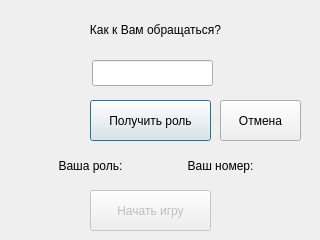
Before: the Qt Designer form login.ui in CyberDeliss/learning-game_sports_mafia, drawn with Qt 5.
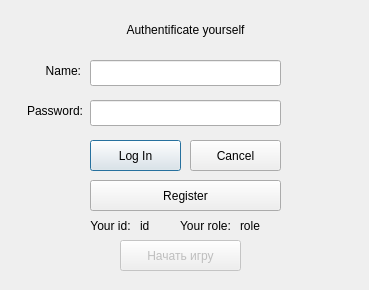
After: the same form once the commit is applied.

Patch:
```diff
--- a/login.ui
+++ b/login.ui
@@ -6,8 +6,8 @@
    <rect>
     <x>0</x>
     <y>0</y>
-    <width>320</width>
-    <height>240</height>
+    <width>369</width>
+    <height>290</height>
    </rect>
   </property>
   <property name="windowTitle">
@@ -17,13 +17,13 @@
    <property name="geometry">
     <rect>
      <x>90</x>
-     <y>100</y>
-     <width>121</width>
-     <height>41</height>
+     <y>140</y>
+     <width>91</width>
+     <height>31</height>
     </rect>
    </property>
    <property name="text">
-    <string>Получить роль</string>
+    <string>Log In</string>
    </property>
   </widget>
   <widget class="QLineEdit" name="lineEditName">
@@ -32,9 +32,9 @@
    </property>
    <property name="geometry">
     <rect>
-     <x>92</x>
+     <x>90</x>
      <y>60</y>
-     <width>121</width>
+     <width>191</width>
      <height>26</height>
     </rect>
    </property>
@@ -51,32 +51,16 @@
     <bool>false</bool>
    </property>
   </widget>
-  <widget class="QLabel" name="label">
-   <property name="geometry">
-    <rect>
-     <x>60</x>
-     <y>9</y>
-     <width>191</width>
-     <height>41</height>
-    </rect>
-   </property>
-   <property name="text">
-    <string>Как к Вам обращаться?</string>
-   </property>
-   <property name="alignment">
-    <set>Qt::AlignCenter</set>
-   </property>
-  </widget>
   <widget class="QPushButton" name="buttonStart">
    <property name="enabled">
     <bool>false</bool>
    </property>
    <property name="geometry">
     <rect>
-     <x>90</x>
-     <y>190</y>
+     <x>120</x>
+     <y>240</y>
      <width>121</width>
-     <height>41</height>
+     <height>31</height>
     </rect>
    </property>
    <property name="text">
@@ -86,30 +70,30 @@
   <widget class="QLabel" name="label_role">
    <property name="geometry">
     <rect>
-     <x>30</x>
-     <y>150</y>
+     <x>240</x>
+     <y>210</y>
      <width>121</width>
      <height>31</height>
     </rect>
    </property>
    <property name="text">
-    <string>Ваша роль:</string>
+    <string>role</string>
    </property>
    <property name="alignment">
-    <set>Qt::AlignCenter</set>
+    <set>Qt::AlignLeading|Qt::AlignLeft|Qt::AlignVCenter</set>
    </property>
   </widget>
   <widget class="QPushButton" name="buttonGetRoleCancel">
    <property name="geometry">
     <rect>
-     <x>220</x>
-     <y>100</y>
-     <width>81</width>
-     <height>41</height>
+     <x>190</x>
+     <y>140</y>
+     <width>91</width>
+     <height>31</height>
     </rect>
    </property>
    <property name="text">
-    <string>Отмена</string>
+    <string>Cancel</string>
    </property>
   </widget>
   <widget class="QLabel" name="label_3">
@@ -118,8 +102,8 @@
    </property>
    <property name="geometry">
     <rect>
-     <x>230</x>
-     <y>60</y>
+     <x>20</x>
+     <y>140</y>
      <width>71</width>
      <height>31</height>
     </rect>
@@ -131,19 +115,122 @@
   <widget class="QLabel" name="label_id">
    <property name="geometry">
     <rect>
-     <x>160</x>
-     <y>150</y>
-     <width>121</width>
+     <x>140</x>
+     <y>210</y>
+     <width>31</width>
      <height>31</height>
     </rect>
    </property>
    <property name="text">
-    <string>Ваш номер:</string>
+    <string>id</string>
    </property>
    <property name="alignment">
+    <set>Qt::AlignLeading|Qt::AlignLeft|Qt::AlignVCenter</set>
+   </property>
+  </widget>
+  <widget class="QLabel" name="label_2">
+   <property name="geometry">
+    <rect>
+     <x>20</x>
+     <y>60</y>
+     <width>61</width>
+     <height>21</height>
+    </rect>
+   </property>
+   <property name="text">
+    <string>Name:</string>
+   </property>
+   <property name="alignment">
+    <set>Qt::AlignRight|Qt::AlignTrailing|Qt::AlignVCenter</set>
+   </property>
+  </widget>
+  <widget class="QLabel" name="label_4">
+   <property name="geometry">
+    <rect>
+     <x>20</x>
+     <y>100</y>
+     <width>63</width>
+     <height>21</height>
+    </rect>
+   </property>
+   <property name="text">
+    <string>Password:</string>
+   </property>
+   <property name="alignment">
+    <set>Qt::AlignRight|Qt::AlignTrailing|Qt::AlignVCenter</set>
+   </property>
+  </widget>
+  <widget class="QLineEdit" name="lineEditPassword">
+   <property name="geometry">
+    <rect>
+     <x>90</x>
+     <y>100</y>
+     <width>191</width>
+     <height>26</height>
+    </rect>
+   </property>
+  </widget>
+  <widget class="QLabel" name="label_id_2">
+   <property name="geometry">
+    <rect>
+     <x>80</x>
+     <y>210</y>
+     <width>61</width>
+     <height>31</height>
+    </rect>
+   </property>
+   <property name="text">
+    <string>Your id:</string>
+   </property>
+   <property name="alignment">
     <set>Qt::AlignCenter</set>
    </property>
   </widget>
+  <widget class="QLabel" name="label_role_2">
+   <property name="geometry">
+    <rect>
+     <x>170</x>
+     <y>210</y>
+     <width>71</width>
+     <height>31</height>
+    </rect>
+   </property>
+   <property name="text">
+    <string>Your role:</string>
+   </property>
+   <property name="alignment">
+    <set>Qt::AlignCenter</set>
+   </property>
+  </widget>
+  <widget class="QLabel" name="label">
+   <property name="geometry">
+    <rect>
+     <x>90</x>
+     <y>20</y>
+     <width>191</width>
+     <height>20</height>
+    </rect>
+   </property>
+   <property name="text">
+    <string>Authentificate yourself</string>
+   </property>
+   <property name="alignment">
+    <set>Qt::AlignCenter</set>
+   </property>
+  </widget>
+  <widget class="QPushButton" name="buttonRegister">
+   <property name="geometry">
+    <rect>
+     <x>90</x>
+     <y>180</y>
+     <width>191</width>
+     <height>31</height>
+    </rect>
+   </property>
+   <property name="text">
+    <string>Register</string>
+   </property>
+  </widget>
  </widget>
  <resources/>
  <connections/>
```
